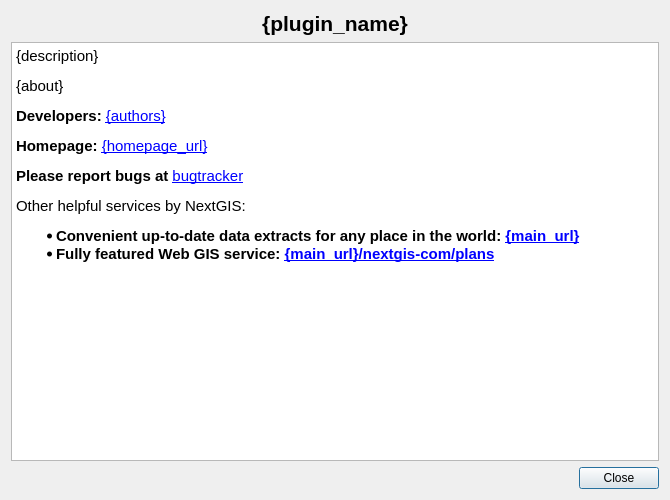
The window that src/qgis_ogrstyle/about_dialog_base.ui (nextgis/qgis_ogrstyle) describes before a commit, drawn with Qt 5.
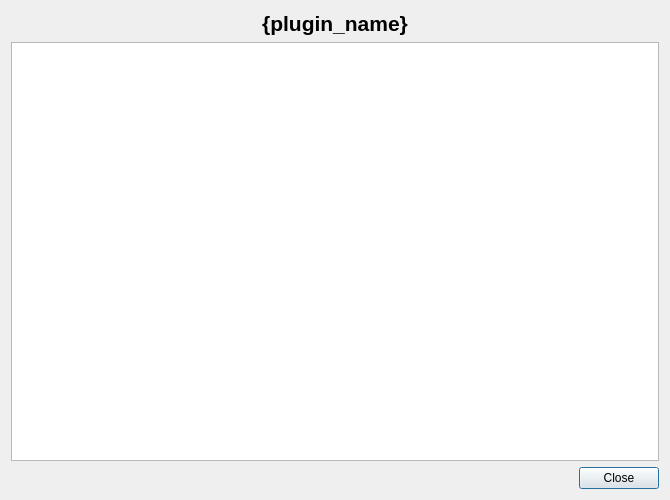
The same window after the commit.

Commit message: Update about dialog

Patch:
```diff
--- a/src/qgis_ogrstyle/about_dialog_base.ui
+++ b/src/qgis_ogrstyle/about_dialog_base.ui
@@ -37,18 +37,7 @@
       <bool>true</bool>
      </property>
      <property name="html">
-      <string>&lt;!DOCTYPE HTML PUBLIC &quot;-//W3C//DTD HTML 4.0//EN&quot; &quot;http://www.w3.org/TR/REC-html40/strict.dtd&quot;&gt;
-&lt;html&gt;&lt;head&gt;&lt;meta name=&quot;qrichtext&quot; content=&quot;1&quot; /&gt;&lt;style type=&quot;text/css&quot;&gt;
-p, li { white-space: pre-wrap; }
-&lt;/style&gt;&lt;/head&gt;&lt;body style=&quot; font-family:'Cantarell'; font-size:11pt; font-weight:400; font-style:normal;&quot;&gt;
-&lt;p style=&quot; margin-top:12px; margin-bottom:12px; margin-left:0px; margin-right:0px; -qt-block-indent:0; text-indent:0px;&quot;&gt;{description}&lt;/p&gt;
-&lt;p style=&quot; margin-top:12px; margin-bottom:12px; margin-left:0px; margin-right:0px; -qt-block-indent:0; text-indent:0px;&quot;&gt;{about}&lt;/p&gt;
-&lt;p style=&quot; margin-top:12px; margin-bottom:12px; margin-left:0px; margin-right:0px; -qt-block-indent:0; text-indent:0px;&quot;&gt;&lt;span style=&quot; font-weight:600;&quot;&gt;Developers:&lt;/span&gt; &lt;a href=&quot;{main_url}&quot;&gt;&lt;span style=&quot; text-decoration: underline; color:#0000ff;&quot;&gt;{authors}&lt;/span&gt;&lt;/a&gt;&lt;/p&gt;
-&lt;p style=&quot; margin-top:12px; margin-bottom:12px; margin-left:0px; margin-right:0px; -qt-block-indent:0; text-indent:0px;&quot;&gt;&lt;span style=&quot; font-weight:600;&quot;&gt;Homepage:&lt;/span&gt; &lt;a href=&quot;{homepage_url}&quot;&gt;&lt;span style=&quot; text-decoration: underline; color:#0000ff;&quot;&gt;{homepage_url}&lt;/span&gt;&lt;/a&gt;&lt;/p&gt;
-&lt;p style=&quot; margin-top:12px; margin-bottom:12px; margin-left:0px; margin-right:0px; -qt-block-indent:0; text-indent:0px;&quot;&gt;&lt;span style=&quot; font-weight:600;&quot;&gt;Please report bugs at&lt;/span&gt; &lt;a href=&quot;{tracker_url}&quot;&gt;&lt;span style=&quot; text-decoration: underline; color:#0000ff;&quot;&gt;bugtracker&lt;/span&gt;&lt;/a&gt;&lt;/p&gt;
-&lt;p style=&quot; margin-top:12px; margin-bottom:12px; margin-left:0px; margin-right:0px; -qt-block-indent:0; text-indent:0px;&quot;&gt;Other helpful services by NextGIS: &lt;/p&gt;
-&lt;ul style=&quot;margin-top: 0px; margin-bottom: 0px; margin-left: 0px; margin-right: 0px; -qt-list-indent: 1;&quot;&gt;&lt;li style=&quot;&quot; style=&quot; margin-top:12px; margin-bottom:0px; margin-left:0px; margin-right:0px; -qt-block-indent:0; text-indent:0px;&quot;&gt;&lt;span style=&quot; font-weight:600;&quot;&gt;Convenient up-to-date data extracts for any place in the world: &lt;/span&gt;&lt;a href=&quot;{main_url}&quot;&gt;&lt;span style=&quot; font-weight:600; text-decoration: underline; color:#0000ff;&quot;&gt;{main_url}&lt;/span&gt;&lt;/a&gt;&lt;/li&gt;
-&lt;li style=&quot;&quot; style=&quot; margin-top:0px; margin-bottom:12px; margin-left:0px; margin-right:0px; -qt-block-indent:0; text-indent:0px;&quot;&gt;&lt;span style=&quot; font-weight:600;&quot;&gt;Fully featured Web GIS service: &lt;/span&gt;&lt;a href=&quot;{main_url}/nextgis-com/plans&quot;&gt;&lt;span style=&quot; font-weight:600; text-decoration: underline; color:#0000ff;&quot;&gt;{main_url}/nextgis-com/plans&lt;/span&gt;&lt;/a&gt;&lt;/li&gt;&lt;/ul&gt;&lt;/body&gt;&lt;/html&gt;</string>
+      <string></string>
      </property>
      <property name="textInteractionFlags">
       <set>Qt::LinksAccessibleByMouse|Qt::TextSelectableByMouse</set>
```
The commit also changes 1 other file.
